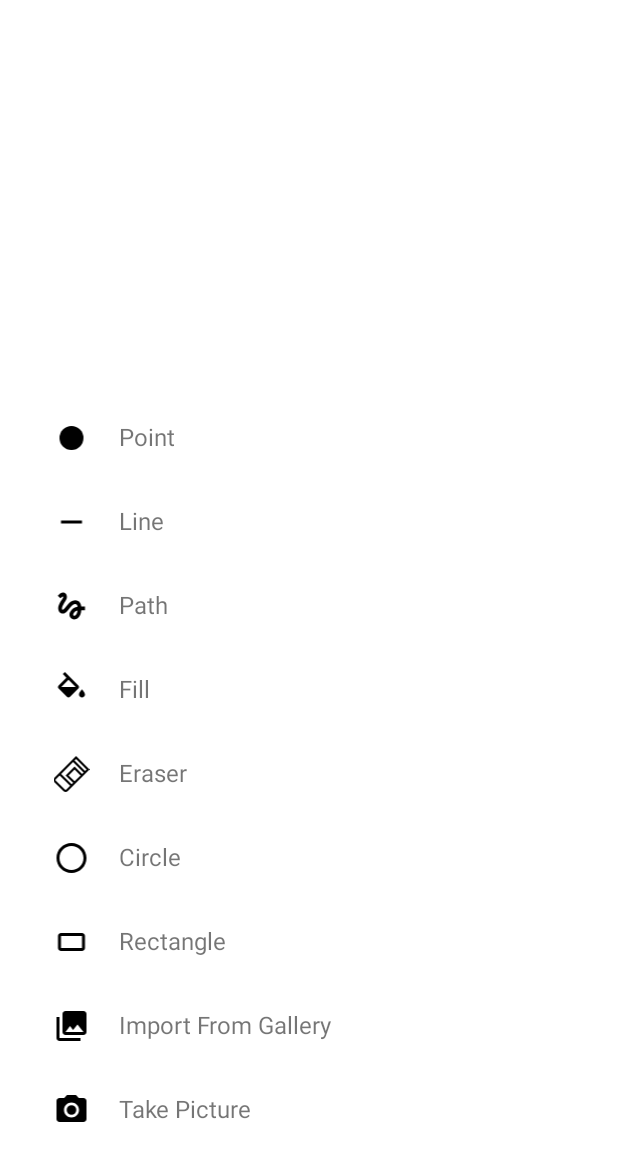
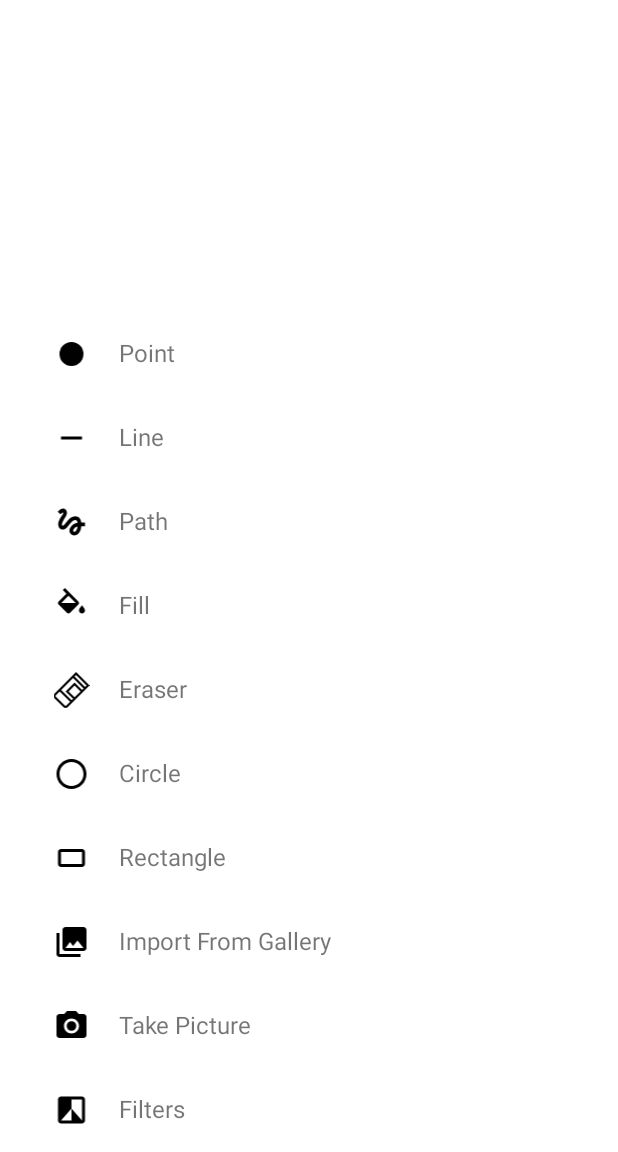
Before and after one commit to sw19-tug/morning11, an Android app: the screen it shows after launch (MainActivity), after a tap on "Tool", on a phone screen of 412 x 824 dp, the part 84-1236 px from its top. Run offline under Robolectric (Android 15) with nearby library versions, the phone set to English and light mode, and no system bars.

Commit message:
PAINT_022 implements black and white filter [SK, PG]

```diff
--- /dev/null
+++ b/app/src/main/java/com/example/paintu/BlackAndWhiteFilter.java
@@ -0,0 +1,35 @@
+package com.example.paintu;
+import android.graphics.Bitmap;
+import android.graphics.ColorMatrix;
+import android.graphics.ColorMatrixColorFilter;
+import android.graphics.Paint;
+import android.graphics.Canvas;
+
+
+
+
+public class BlackAndWhiteFilter{
+
+    Canvas canvas;
+    Bitmap bitmap;
+
+    public BlackAndWhiteFilter(Canvas canvas, Bitmap bitmap) {
+        this.canvas = canvas;
+        this.bitmap = bitmap;
+    }
+
+    public void applyFilter(){
+        Bitmap bmpGrayscale = Bitmap.createBitmap(canvas.getWidth(), canvas.getHeight(), Bitmap.Config.ARGB_8888);
+
+        Paint paint = new Paint();
+        ColorMatrix cm = new ColorMatrix();
+        cm.setSaturation(0);
+        ColorMatrixColorFilter f = new ColorMatrixColorFilter(cm);
+        paint.setColorFilter(f);
+        canvas.drawBitmap(bitmap, 0, 0, paint);
+
+    }
+
+
+
+}
--- a/app/src/main/java/com/example/paintu/DrawingView.java
+++ b/app/src/main/java/com/example/paintu/DrawingView.java
@@ -25,7 +25,7 @@ public class DrawingView extends View {
     public static final int TOOL_CIRCLE = 6;
     public static final int TOOL_RECTANGLE = 7;
     public static final int TOOL_IMPORT = 8;
-
+    public static final int TOOL_FILTERS = 9;
 
     DrawingInProgress listener;
     private Paint drawPaint, canvasPaint, eraserPaint;
@@ -44,6 +44,7 @@ public class DrawingView extends View {
     DrawCircle.Circle circle;
     Eraser eraser;
     BucketFill bucketFill;
+    BlackAndWhiteFilter blackAndWhiteFilter;
 
     DrawBitmap drawBitmap;
     DrawBitmap.BitmapOwn ownBitmap;
@@ -71,6 +72,7 @@ public class DrawingView extends View {
         eraser = new Eraser(canvas, eraserPaint, backgroundColor);
         drawRectangle = new DrawRectangle(canvas, drawPaint);
         bucketFill = new BucketFill(bitmap, drawPaint);
+        blackAndWhiteFilter = new BlackAndWhiteFilter(canvas, bitmap);
     }
 
     @Override
@@ -190,6 +192,18 @@ public class DrawingView extends View {
         return eraserPaint;
     }
 
+    public void applyFilter(int which){
+        switch (which){
+            case 0:
+                blackAndWhiteFilter.applyFilter();
+            /*case 1:
+                deepFryFilter.applyFilter();
+            case 2:
+                vintageFilter.applyFilter();
+            */
+        }
+    }
+
     public void setDrawPaint(Paint drawPaint) {
         this.drawPaint = drawPaint;
     }
@@ -214,6 +228,7 @@ public class DrawingView extends View {
         this.ownBitmap = this.drawBitmap.getOwnBitmap();
     }
 
+
     public int get_height() {
         return height;
     }
--- a/app/src/main/java/com/example/paintu/MainActivity.java
+++ b/app/src/main/java/com/example/paintu/MainActivity.java
@@ -61,6 +61,7 @@ public class MainActivity extends AppCompatActivity implements DrawingView.Drawi
     LinearLayout toolFillLayout;
     LinearLayout toolImportImageFromGalleryLayout;
     LinearLayout toolImportImageFromCameraLayout;
+    LinearLayout toolFiltersLayout;
 
     TextView colorBlack;
     TextView colorWhite;
@@ -102,6 +103,7 @@ public class MainActivity extends AppCompatActivity implements DrawingView.Drawi
         toolFillLayout = (LinearLayout) findViewById(R.id.tool_fill);
         toolImportImageFromGalleryLayout = (LinearLayout) findViewById(R.id.tool_import_gallery);
         toolImportImageFromCameraLayout = (LinearLayout) findViewById(R.id.tool_import_camera);
+        toolFiltersLayout = (LinearLayout) findViewById(R.id.tool_filters);
 
         dragDone = (FloatingActionButton) findViewById(R.id.button_dragdone);
 
@@ -353,6 +355,26 @@ public class MainActivity extends AppCompatActivity implements DrawingView.Drawi
                 drawingView.setTool(lastUsedTool);
                 strokeOptions.setVisibility(View.VISIBLE);
                 colorRow.setVisibility(View.VISIBLE);
+            }
+        });
+
+        toolFiltersLayout.setOnClickListener(new View.OnClickListener() {
+
+            @Override
+            public void onClick(View v) {
+                //  drawingView.setTool(DrawingView.TOOL_FILTERS);
+                sheetBehavior.setState(BottomSheetBehavior.STATE_COLLAPSED);
+
+                AlertDialog.Builder builder = new AlertDialog.Builder(MainActivity.this);
+
+                builder.setTitle(R.string.pick_filter)
+                        .setItems(R.array.filters_names, new DialogInterface.OnClickListener() {
+                            public void onClick(DialogInterface dialog, int which) {
+                                drawingView.applyFilter(which);
+
+                            }
+                        });
+                builder.show();
             }
         });
     }
--- /dev/null
+++ b/app/src/main/res/drawable/ic_filter_24dp.xml
@@ -0,0 +1,9 @@
+<vector xmlns:android="http://schemas.android.com/apk/res/android"
+        android:width="24dp"
+        android:height="24dp"
+        android:viewportWidth="24.0"
+        android:viewportHeight="24.0">
+    <path
+        android:fillColor="#FF000000"
+        android:pathData="M19,3L5,3c-1.1,0 -2,0.9 -2,2v14c0,1.1 0.9,2 2,2h14c1.1,0 2,-0.9 2,-2L21,5c0,-1.1 -0.9,-2 -2,-2zM19,19l-7,-8v8L5,19l7,-8L12,5h7v14z"/>
+</vector>
--- a/app/src/main/res/layout/bottom_sheet.xml
+++ b/app/src/main/res/layout/bottom_sheet.xml
@@ -235,4 +235,29 @@
 
     </LinearLayout>
 
+    <LinearLayout
+        android:id="@+id/tool_filters"
+        android:layout_width="match_parent"
+        android:layout_height="wrap_content"
+        android:background="?attr/selectableItemBackground"
+        android:clickable="true"
+        android:focusable="true"
+        android:orientation="horizontal"
+        android:padding="16dp">
+
+        <ImageView
+            android:layout_width="0dp"
+            android:layout_height="wrap_content"
+            android:layout_weight="1"
+            android:src="@drawable/ic_filter_24dp"/>
+
+        <TextView
+            android:layout_width="0dp"
+            android:layout_height="wrap_content"
+            android:layout_weight="5"
+            android:text="@string/tool_filters"
+            android:textSize="16sp" />
+
+    </LinearLayout>
+
 </LinearLayout>
--- a/app/src/main/res/values/strings.xml
+++ b/app/src/main/res/values/strings.xml
@@ -9,4 +9,13 @@
     <string name="tool_circle">Circle</string>
     <string name="tool_rectangle">Rectangle</string>
     <string name="save">Save</string>
+    <string name="tool_filters">Filters</string>
+    <string name="pick_filter">Pick a Filter</string>
+
+
+    <string-array name="filters_names">
+        <item>Black and White</item>
+        <item>Deep fry</item>
+        <item>vintage</item>
+    </string-array>
 </resources>
```
